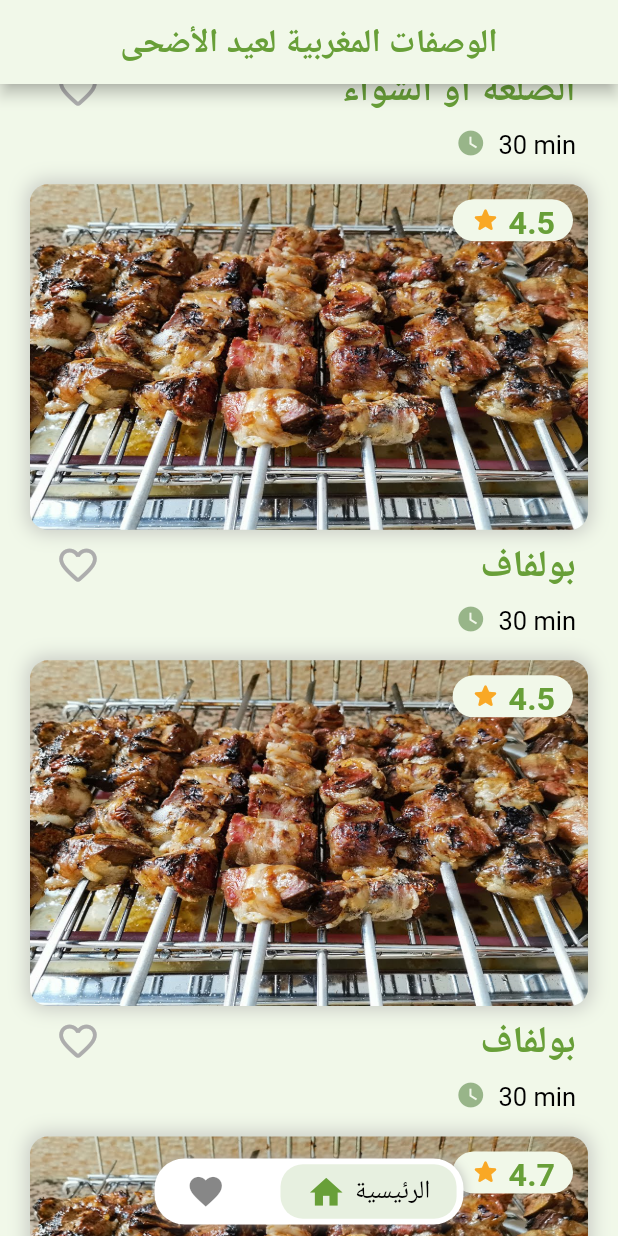
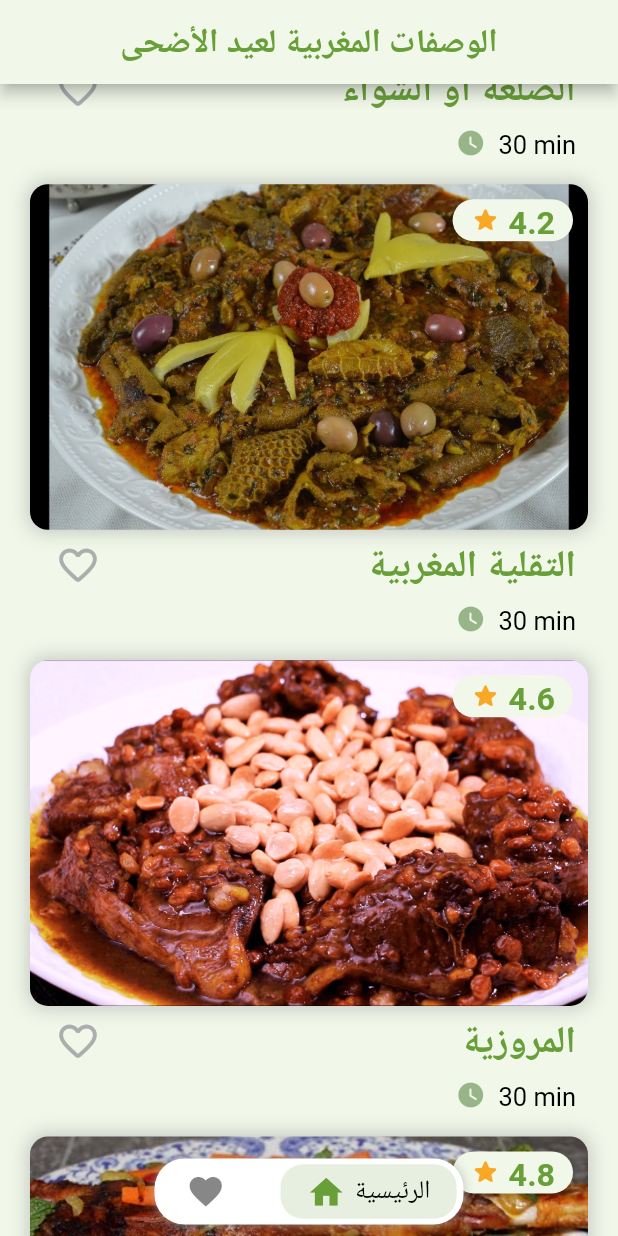
Before and after one commit to ombhd/moroccan_recipes_of_aid_al_adha, a Flutter app: the screen it shows after launch, scrolled down 576 dp, on a phone screen of 412 x 824 dp. Run offline on Flutter 3.47's test engine with Material 2 defaults, Android fonts, the light colour scheme and no system bars; drawn by our look-alikes of google_nav_bar; our stand-ins replace google_mobile_ads, share_plus, sqflite; missing offline and left inert: google_fonts_arabic; accounts and stored records are empty.

Commit message:
refactor: add some recipes with pictures

```diff
--- a/lib/main.dart
+++ b/lib/main.dart
@@ -14,17 +14,12 @@ import 'utils/theme.dart';
 void main() async {
   // initializations
   WidgetsFlutterBinding.ensureInitialized();
-  print('done 0');
-  InitializationStatus _test = await MobileAds.instance.initialize();
-  print('status = ${_test.toString()}');
-  print('done 1');
+  MobileAds.instance.initialize();
   final recipes = await initRecipes();
-  print('done 2');
   SystemChrome.setPreferredOrientations([
     DeviceOrientation.portraitUp,
     DeviceOrientation.portraitDown,
   ]);
-  print('done 3');
 
   runApp(MultiProvider(
     providers: [
--- a/lib/models/recipes.dart
+++ b/lib/models/recipes.dart
@@ -40,135 +40,219 @@ class Recipes extends ChangeNotifier {
       ],
     ),
     Recipe(
-      id: 'boulfaf',
-      imageAsset: 'assets/images/boulfaf.jpg',
-      title: 'بولفاف',
-      rating: 4.5,
+      id: 't9liya-lmghribiya',
+      imageAsset: 'assets/images/ta9liya.jpeg',
+      title: 'التقلية المغربية',
+      rating: 4.2,
       ingredients: [
-        'كبدة الخروف',
-        'قلب الخروف',
-        'شحم الخروف',
+        'دوارة الخروف (كرشة/رئة/…..)',
+        'بصل',
+        'ثوم',
+        'ملح',
+        'ابزار',
+        'فلفل أحمر',
         'كمون',
-        'ابزار',
-        'ملح',
+        'خرقوم',
+        'زيت زيتون',
+        'قزبر و معدنوس',
       ],
       cookGuides: [
-        'فوق فحم مشتعل، ضعي الكبدة تشوى من جميع الجوانب حتى لا تصبح رخوة, نفس الشيء بالنسبة للقلب, خذي الكبدة المشوية وقطعيها الى مربعات متوسطة الحجم وكذلك القلب.',
-        'رشي الكمون والابزار والملح حسب الذوق وخلطي جيدا.',
-        'خذي الشحم وقطعيه الى مربعات ثم لفي قطع الكبدة والقلب بمربعات الشحم وصففيهم في قضيب حديدي.',
-        'عند الانتهاء من تصفيف بولفاف، ضعيه فوق الشواية واتركيه يشوى من جميع الجوانب حتى يتحمر.',
-        'في طبق التقديم ضعي بولفاف ثم رشي عليه قليلا من الكمون والابزار.',
-        'تقدم هذه الاكلة ساخنة بالف صحة وعافية.',
+        'نغسل الكرشة جيدا (وذلكها بسلقها قليلا ثم نكرطها جيدا بسكين) و نقطعها ثم نقطع الرئة و كل عناصر التقلية..',
+        'ثم نضيف البصل مقطع ثوم محكوك ملح و التوابل شوية زيت زيتون و قزبر و معدنوس مقطعين و نتركها تتقلى مع التحريك ثم نضيف الماء و نقفل',
+        'بعد ماتطهى نتركها تتشرب جيدا',
       ],
     ),
     Recipe(
-      id: 'boulfaf',
-      imageAsset: 'assets/images/boulfaf.jpg',
-      title: 'بولفاف',
-      rating: 4.5,
+      id: 'lmreuziya',
+      imageAsset: 'assets/images/lmreuziya.png',
+      title: 'المروزية',
+      rating: 4.6,
       ingredients: [
-        'كبدة الخروف',
-        'قلب الخروف',
-        'شحم الخروف',
-        'كمون',
-        'ابزار',
-        'ملح',
+        'كيلو و نصف لحم من العنق أو الكتف',
+        'زيت زيتون',
+        'القلييل من الملح',
+        'الابزار',
+        'الخرقوم',
+        'سكنجبير',
+        'الزعفران الحر',
+        'توابل المروزية (تباع عند العطار)',
+        'بصلة متوسطه',
+        'قطعة زبدة',
+        'قطعة صغيرة سمن',
+        'الزبيب',
+        'ملعقتي عسل',
+        'ملعقة قرفة',
+        '150غ لوز',
       ],
       cookGuides: [
-        'فوق فحم مشتعل، ضعي الكبدة تشوى من جميع الجوانب حتى لا تصبح رخوة, نفس الشيء بالنسبة للقلب, خذي الكبدة المشوية وقطعيها الى مربعات متوسطة الحجم وكذلك القلب.',
-        'رشي الكمون والابزار والملح حسب الذوق وخلطي جيدا.',
-        'خذي الشحم وقطعيه الى مربعات ثم لفي قطع الكبدة والقلب بمربعات الشحم وصففيهم في قضيب حديدي.',
-        'عند الانتهاء من تصفيف بولفاف، ضعيه فوق الشواية واتركيه يشوى من جميع الجوانب حتى يتحمر.',
-        'في طبق التقديم ضعي بولفاف ثم رشي عليه قليلا من الكمون والابزار.',
-        'تقدم هذه الاكلة ساخنة بالف صحة وعافية.',
+        'نمزج زيت زيتون و التوابل و ندهن اللحم جيدا بهذا الخليط و نتركه ليلة كاملة',
+        'نسلق اللوزو نقشره و نقليه',
+        'ننقع الزبيب في الماء',
+        'نضع اللحم في الطنجرة و نضيف له بصلة مقطعه قطع صغيرة الزبدة السمن و نتركه يتقلى جيدا ثم نضيف الماء الكافي لطهيه و نقفل عليه',
+        'بعد ما يطهى اللحم نضيف له الزبيب العسل و  القرفة',
+        'و نتركه على النار حتى يطهى الزبيب و يتخثر المرق',
+        'نقدمه مزين باللوز. ',
+        'ألف صحة',
       ],
     ),
     Recipe(
-      id: 'boulfaf',
-      imageAsset: 'assets/images/boulfaf.jpg',
-      title: 'بولفاف',
-      rating: 4.7,
+      id: 'lktef-m3mmer-blkbda-o-m7ammer',
+      imageAsset: 'assets/images/lktef-m3mer-blkbda.jpeg',
+      title: 'كتف الخروف معمر بالكبد و محمر',
+      rating: 4.8,
       ingredients: [
-        'كبدة الخروف',
-        'قلب الخروف',
-        'شحم الخروف',
-        'كمون',
+        'كتف لحم الخروف',
+        'ثوم',
+        'الزيت',
+        'الملح',
+        'الابزار',
+        'سكنجبير',
+        'كبد',
+        'ثوم',
+        'البصل الاخضر',
+        'زيتون مقطع',
+        'ملح',
         'ابزار',
-        'ملح',
+        'فلفل احمر',
+        'هريسة',
+        'خرقوم',
+        'شعرية صينية',
+        'قزبر و معدنوس',
+        'زيت زيتون',
+        'أوراق المعدنوس',
+        'خضر مبخرة',
+        'زيتون',
+        'جبن',
+        'مورتديلا',
       ],
       cookGuides: [
-        'فوق فحم مشتعل، ضعي الكبدة تشوى من جميع الجوانب حتى لا تصبح رخوة, نفس الشيء بالنسبة للقلب, خذي الكبدة المشوية وقطعيها الى مربعات متوسطة الحجم وكذلك القلب.',
-        'رشي الكمون والابزار والملح حسب الذوق وخلطي جيدا.',
-        'خذي الشحم وقطعيه الى مربعات ثم لفي قطع الكبدة والقلب بمربعات الشحم وصففيهم في قضيب حديدي.',
-        'عند الانتهاء من تصفيف بولفاف، ضعيه فوق الشواية واتركيه يشوى من جميع الجوانب حتى يتحمر.',
-        'في طبق التقديم ضعي بولفاف ثم رشي عليه قليلا من الكمون والابزار.',
-        'تقدم هذه الاكلة ساخنة بالف صحة وعافية.',
+        'نقطع الكبد و البصل الاخضر قطع صغيرة',
+        'نضع الشعرية الصينية في المضء الساخن ثم نصفيها و نقطعها',
+        'نمزج جميع العناصر مع بعض جيدا',
+        'نفتح الكتف و نملأه بالحشو ثم نحكم اغلاقه بالخيط',
+        'نغرس الثوم في اللحم و ندهنه بخليط الزيت الملح الابزار و سكنجبير',
+        'نغطيه و ندخله الفرن حتى يطهى مع دهنه في كل مرة بشوية زبدة كي لا يجف «لكنه ياخذ وقت في فرن المنزل» اذا كان الكتف ذو حجم صغير يمكن طهيه على البخار ثم ندخله الفرن ليتحمر',
+        'انا ارسلته لفرن الحي',
       ],
     ),
     Recipe(
-      id: 'boulfaf',
-      imageAsset: 'assets/images/boulfaf.jpg',
-      title: 'بولفاف',
-      rating: 4.7,
+      id: 'l7em-m3a-khdra-mbkhra',
+      imageAsset: 'assets/images/l7em-mchwi.png',
+      title: 'لحم مشوي مع خضر مبخرة',
+      rating: 4.4,
       ingredients: [
-        'كبدة الخروف',
-        'قلب الخروف',
-        'شحم الخروف',
-        'كمون',
-        'ابزار',
-        'ملح',
+        'لحم الخروف',
+        'ثوم',
+        'الزيت',
+        'الملح',
+        'الابزار',
+        'سكنجبير',
+        'خس',
+        'خضر مبخرة',
+        'زيتون',
+        'سوريمي',
+        'مورتديلا',
       ],
       cookGuides: [
-        'فوق فحم مشتعل، ضعي الكبدة تشوى من جميع الجوانب حتى لا تصبح رخوة, نفس الشيء بالنسبة للقلب, خذي الكبدة المشوية وقطعيها الى مربعات متوسطة الحجم وكذلك القلب.',
-        'رشي الكمون والابزار والملح حسب الذوق وخلطي جيدا.',
-        'خذي الشحم وقطعيه الى مربعات ثم لفي قطع الكبدة والقلب بمربعات الشحم وصففيهم في قضيب حديدي.',
-        'عند الانتهاء من تصفيف بولفاف، ضعيه فوق الشواية واتركيه يشوى من جميع الجوانب حتى يتحمر.',
-        'في طبق التقديم ضعي بولفاف ثم رشي عليه قليلا من الكمون والابزار.',
-        'تقدم هذه الاكلة ساخنة بالف صحة وعافية.',
+        'ننقي الثوم',
+        'نأخذ اللحم و نغرس فيه الثوم في أماكن متفرقة',
+        'نمزج الزيت مع الملح و الابزار و سكنجبير ثم ندهن به اللحم جيدا ( و أرسلت الطبق لطهيه في فران الحي كيجى محمر أحسن و لذييذ جدا)',
+        'نفرش الطبق بالخس و نضع فيه اللحم و نصفف الخضر المبخرة في الجوانب',
+        'نقدمه مع الصلصات',
       ],
     ),
     Recipe(
-      id: 'boulfaf',
-      imageAsset: 'assets/images/boulfaf.jpg',
-      title: 'بولفاف',
-      rating: 4.7,
+      id: 'kotlit-mchwi',
+      imageAsset: 'assets/images/kotlit-mchwi.jpeg',
+      title: 'كوطليط مشوي',
+      rating: 4.5,
       ingredients: [
-        'كبدة الخروف',
-        'قلب الخروف',
-        'شحم الخروف',
+        'كوطليط',
+        'زيت',
+        'ملح',
+        'ابزار',
         'كمون',
-        'ابزار',
-        'ملح',
+        'قزبر يابس مطحون',
       ],
       cookGuides: [
-        'فوق فحم مشتعل، ضعي الكبدة تشوى من جميع الجوانب حتى لا تصبح رخوة, نفس الشيء بالنسبة للقلب, خذي الكبدة المشوية وقطعيها الى مربعات متوسطة الحجم وكذلك القلب.',
-        'رشي الكمون والابزار والملح حسب الذوق وخلطي جيدا.',
-        'خذي الشحم وقطعيه الى مربعات ثم لفي قطع الكبدة والقلب بمربعات الشحم وصففيهم في قضيب حديدي.',
-        'عند الانتهاء من تصفيف بولفاف، ضعيه فوق الشواية واتركيه يشوى من جميع الجوانب حتى يتحمر.',
-        'في طبق التقديم ضعي بولفاف ثم رشي عليه قليلا من الكمون والابزار.',
-        'تقدم هذه الاكلة ساخنة بالف صحة وعافية.',
+        'نمزج جميع المكونات مع الكوطليط جيدا و نتركه لساعتين أو أكثر',
+        'ثم نشويه',
       ],
     ),
     Recipe(
-      id: 'boulfaf',
-      imageAsset: 'assets/images/boulfaf.jpg',
-      title: 'بولفاف',
+      id: '9tban-l7em-b-tetbila',
+      imageAsset: 'assets/images/9tban-l7em.jpeg',
+      title: 'قضبان اللحم بتتبيلة رائعة',
+      rating: 4.8,
+      ingredients: [
+        'مكعبات اللحم',
+        'ملح',
+        'ابزار',
+        'كمون',
+        'سكنجبير',
+        'فلفل أحمر',
+        'موطارد',
+        'قزبر يابس مطحون',
+        'معدنوس مقطع',
+        'شويه زعتر محكوك',
+        'شويه عسل',
+        'ياغورت طبيعي',
+      ],
+      cookGuides: [
+        'نمزج كل المكونات جيدا و نضيف قطع اللحم ثم نمزج و نحتفظ به في الثلاجة ليله كاملة',
+        'نضع قطع اللحم في القضبان مع قطع البصل ثم نشويهم',
+        'نحضر صلصه مرافقة',
+        'نقضع شويه بصل رقيق ثم نضعف فوق النار مع زيت زيتون حتى يذبل ثم نضيف ماتبقى من صلصة قطع اللحم و نحركها فوق النار ثم نرافقها مع القضبان',
+      ],
+    ),
+    Recipe(
+      id: 'kskso-lblboula-blkrdas',
+      imageAsset: 'assets/images/kskso-lblboula-blkrdas.jpeg',
+      title: 'كسكسو البلبولة بالكرداس',
       rating: 4.7,
       ingredients: [
-        'كبدة الخروف',
-        'قلب الخروف',
-        'شحم الخروف',
-        'كمون',
+        'كسكسو البلبولة',
+        'الكرداس (يمكن تعويضه باللحم مع اضافة شوية سمن)',
+        'خضر متنوعة (بصل+جزر+لفت+قرع اخضر و أحمر+طماطم+فول+ملفوف+حزمة قزبر و معدنوس..)',
+        'حمص',
+        'زيت عادية و زيت زيتون',
+        'ملح',
         'ابزار',
-        'ملح',
+        'خرقوم',
       ],
       cookGuides: [
-        'فوق فحم مشتعل، ضعي الكبدة تشوى من جميع الجوانب حتى لا تصبح رخوة, نفس الشيء بالنسبة للقلب, خذي الكبدة المشوية وقطعيها الى مربعات متوسطة الحجم وكذلك القلب.',
-        'رشي الكمون والابزار والملح حسب الذوق وخلطي جيدا.',
-        'خذي الشحم وقطعيه الى مربعات ثم لفي قطع الكبدة والقلب بمربعات الشحم وصففيهم في قضيب حديدي.',
-        'عند الانتهاء من تصفيف بولفاف، ضعيه فوق الشواية واتركيه يشوى من جميع الجوانب حتى يتحمر.',
-        'في طبق التقديم ضعي بولفاف ثم رشي عليه قليلا من الكمون والابزار.',
-        'تقدم هذه الاكلة ساخنة بالف صحة وعافية.',
+        'نبلل البلبولة بالماء جيدا مع الضغط عليها بين ايدينا ونتركها تتشرب لنصف ساعة تقريبا',
+        'نضع الكرداس في البرمة (بعد ما رطبناه ليلة كاملة في الماء) معبصل مقطع  زيت عادية و زيت زيتون ملح ابزار خرقوم و نتركه يتقلى قليلا ثم نضيف الماء و نغطي',
+        'في طنجزة صغيرة نضع القرع الاحمر و الاخضر مع ملح ابزار زيت زيتون و خرقوم',
+        'بعد غليان الطنجرة جيدا نضيف الخضر و في الاخير نضيف قطع الطماطم',
+        'بعد ما تشرب الكسكس نضعه في الكسكاس و نضعه ليفور ل 45 دقيقة تقريبا',
+        'ثم نزيله و نضعه في القصرية و نحرك ثم نضيف الماء من جديد و نحركه ثم نتركه يتشرب و نعيده للكسكسس يفور ثم نزيله و نرش الملح والماء من جديد و نتركه يتشرب و نعيده للطنجرة ليكمل طهيه',
+        'نضع الكسكس في طبق التقديم ثم نسقيه بالمرق و نضع الخضر',
+      ],
+    ),
+    Recipe(
+      id: 'tajine-lmkh',
+      imageAsset: 'assets/images/tajine-lmkh.jpeg',
+      title: 'طاجين المخ',
+      rating: 4.5,
+      ingredients: [
+        'المخ',
+        'بصل',
+        'طماطم',
+        'زيت زيتون',
+        'ثوم',
+        'ملح',
+        'ابزار',
+        'خرقوم',
+        'كمون',
+        'فلفل احمر',
+      ],
+      cookGuides: [
+        'نأخذ البصل و نقطعه شرائح و نعملوها في طاجين و نضيف له زيت زيتون و ملح و ابزار و نعملوها على النار حتى تذبل قليلا',
+        'نضيف قطع الطماطم وباقي المكونات و نحرك ثم نضيف شوية ماء و نتركه حتى تطهى البصل و الطماطم',
+        'نأخذ المخ نضعه في الماء الساخن جدا ثم نزيله و نزيل له الجلدة الرقيقه',
+        'نغسله و نقطعه لقطع',
+        'نضعه في الطاجين و نتركه يطهى ثم نقلبه حتى يكمل طهيه و نقدمه',
       ],
     ),
   ];
@@ -176,7 +260,6 @@ class Recipes extends ChangeNotifier {
   Recipes({this.favorites}) {
     //  you should import the favorites from device storage
     if (favorites == null) favorites = Favorites([]);
-
   }
 
   Recipe operator [](int index) => items[index];
@@ -186,6 +269,5 @@ class Recipes extends ChangeNotifier {
   List<Recipe> get favItems =>
       [...items.where((rcp) => favorites!.isFavorite(rcp.id))];
 
-  Recipe getRecipeByID(String id) =>
-      items.firstWhere((rcp) => id == rcp.id);
+  Recipe getRecipeByID(String id) => items.firstWhere((rcp) => id == rcp.id);
 }
```
Also changed, not shown: pubspec.yaml (+9 -6 lines), assets/images/9tban-l7em.jpeg (added), assets/images/kotlit-mchwi.jpeg (added), assets/images/kskso-lblboula-blkrdas.jpeg (added), assets/images/l7em-mchwi.png (added), assets/images/lktef-m3mer-blkbda.jpeg (added), assets/images/lmreuziya.png (added), assets/images/ta9liya.jpeg (added), assets/images/tajine-lmkh.jpeg (added), 1 other file.
